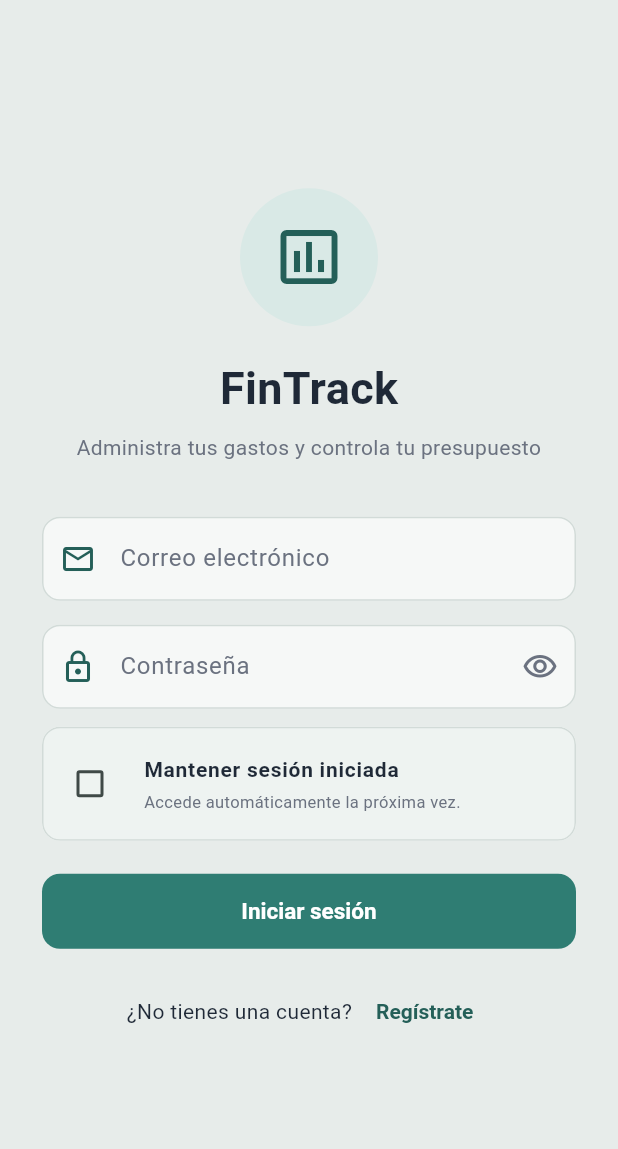
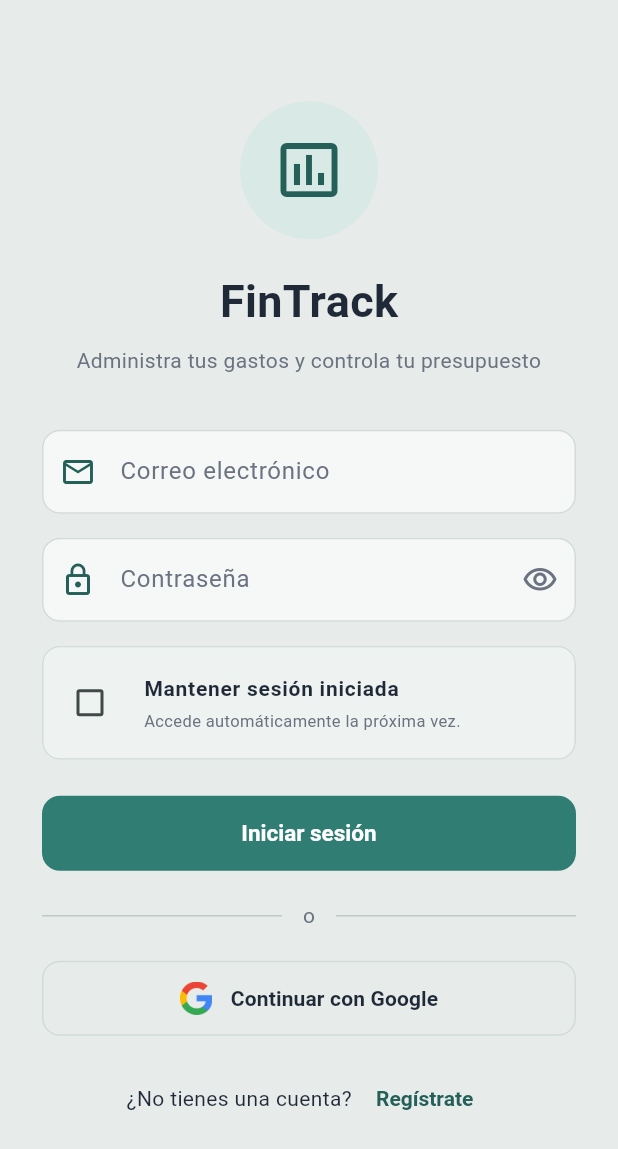
Before and after one commit to Brian7190/fintrack, a Flutter app: the screen it shows after launch, on a phone screen of 412 x 824 dp. Shown: the top 1149 px of the screen. Run offline on Flutter 3.47's test engine with Material 3 defaults, Android fonts, the phone set to English and light mode, and no system bars; our stand-ins replace cloud_firestore, firebase_auth, firebase_core, fl_chart, flutter_riverpod, go_router and 2 more; missing offline and left inert: extension_google_sign_in_as_googleapis_auth, google_sign_in_web, googleapis; accounts and stored records are empty.

Commit message:
feat: agregar inicio de sesion con Google e icono de FinTrack

```diff
--- a/lib/features/auth/domain/auth_repository.dart
+++ b/lib/features/auth/domain/auth_repository.dart
@@ -11,6 +11,9 @@ abstract class AuthRepository {
 
   Future<AppUser> signIn({required String email, required String password});
 
+  // Inicio de sesión con Google.
+  Future<AppUser> signInWithGoogle();
+
   Future<void> signOut();
 
   Future<AppUser?> getCurrentUser();
--- a/lib/features/auth/presentation/login_page.dart
+++ b/lib/features/auth/presentation/login_page.dart
@@ -19,14 +19,18 @@ class _LoginPageState extends ConsumerState<LoginPage> {
   final GlobalKey<FormState> _formKey = GlobalKey<FormState>();
 
   final TextEditingController _emailController = TextEditingController();
-
   final TextEditingController _passwordController = TextEditingController();
 
   bool _obscurePassword = true;
   bool _isLoading = false;
+  bool _rememberSession = false;
 
-  // Checkbox.
-  bool _rememberSession = false;
+  @override
+  void initState() {
+    super.initState();
+
+    _loadRememberPreference();
+  }
 
   @override
   void dispose() {
@@ -35,6 +39,26 @@ class _LoginPageState extends ConsumerState<LoginPage> {
 
     super.dispose();
   }
+
+  // ====================================================
+  // CARGAR PREFERENCIA DE SESIÓN
+  // ====================================================
+
+  Future<void> _loadRememberPreference() async {
+    final rememberSession = await SessionPreferences.getRememberSession();
+
+    if (!mounted) {
+      return;
+    }
+
+    setState(() {
+      _rememberSession = rememberSession;
+    });
+  }
+
+  // ====================================================
+  // VALIDAR CORREO
+  // ====================================================
 
   String? _validateEmail(String? value) {
     final email = value?.trim() ?? '';
@@ -52,6 +76,10 @@ class _LoginPageState extends ConsumerState<LoginPage> {
     return null;
   }
 
+  // ====================================================
+  // VALIDAR CONTRASEÑA
+  // ====================================================
+
   String? _validatePassword(String? value) {
     if (value == null || value.isEmpty) {
       return 'Ingresa tu contraseña';
@@ -63,6 +91,10 @@ class _LoginPageState extends ConsumerState<LoginPage> {
 
     return null;
   }
+
+  // ====================================================
+  // LOGIN CON CORREO Y CONTRASEÑA
+  // ====================================================
 
   Future<void> _login() async {
     final isValid = _formKey.currentState?.validate() ?? false;
@@ -85,8 +117,6 @@ class _LoginPageState extends ConsumerState<LoginPage> {
         password: _passwordController.text,
       );
 
-      // Guardamos únicamente la decisión del usuario.
-      // NO guardamos correo ni contraseña.
       await SessionPreferences.setRememberSession(_rememberSession);
 
       if (!mounted) {
@@ -117,6 +147,60 @@ class _LoginPageState extends ConsumerState<LoginPage> {
     }
   }
 
+  // ====================================================
+  // LOGIN CON GOOGLE
+  // ====================================================
+
+  Future<void> _loginWithGoogle() async {
+    if (_isLoading) {
+      return;
+    }
+
+    FocusScope.of(context).unfocus();
+
+    setState(() {
+      _isLoading = true;
+    });
+
+    try {
+      final repository = ref.read(authRepositoryProvider);
+
+      await repository.signInWithGoogle();
+
+      await SessionPreferences.setRememberSession(_rememberSession);
+
+      if (!mounted) {
+        return;
+      }
+
+      ScaffoldMessenger.of(context).hideCurrentSnackBar();
+
+      context.go(AppRoutes.home);
+    } on FirebaseAuthException catch (error) {
+      if (!mounted) {
+        return;
+      }
+
+      _showError(_firebaseMessage(error));
+    } catch (_) {
+      if (!mounted) {
+        return;
+      }
+
+      _showError('No fue posible iniciar sesión con Google.');
+    } finally {
+      if (mounted) {
+        setState(() {
+          _isLoading = false;
+        });
+      }
+    }
+  }
+
+  // ====================================================
+  // MENSAJES DE FIREBASE
+  // ====================================================
+
   String _firebaseMessage(FirebaseAuthException error) {
     switch (error.code) {
       case 'invalid-credential':
@@ -138,10 +222,32 @@ class _LoginPageState extends ConsumerState<LoginPage> {
       case 'network-request-failed':
         return 'No se pudo conectar con Firebase. Revisa tu conexión a Internet.';
 
+      case 'account-exists-with-different-credential':
+        return 'Ya existe una cuenta con este correo utilizando otro método de inicio de sesión.';
+
+      case 'credential-already-in-use':
+        return 'Esta cuenta de Google ya está vinculada a otro usuario.';
+
+      case 'popup-closed-by-user':
+        return 'Se cerró la ventana de Google antes de completar el inicio de sesión.';
+
+      case 'popup-blocked':
+        return 'El navegador bloqueó la ventana de inicio de sesión de Google.';
+
+      case 'operation-not-allowed':
+        return 'El inicio de sesión con Google no está habilitado en Firebase.';
+
+      case 'google-id-token-missing':
+        return 'Google no pudo completar la autenticación. Inténtalo nuevamente.';
+
       default:
         return 'No fue posible iniciar sesión. (${error.code})';
     }
   }
+
+  // ====================================================
+  // MOSTRAR ERROR
+  // ====================================================
 
   void _showError(String message) {
     ScaffoldMessenger.of(context).hideCurrentSnackBar();
@@ -150,6 +256,10 @@ class _LoginPageState extends ConsumerState<LoginPage> {
       context,
     ).showSnackBar(SnackBar(content: Text(message)));
   }
+
+  // ====================================================
+  // BUILD
+  // ====================================================
 
   @override
   Widget build(BuildContext context) {
@@ -164,9 +274,9 @@ class _LoginPageState extends ConsumerState<LoginPage> {
                 key: _formKey,
                 child: Column(
                   children: [
-                    // ========================================
-                    // LOGO
-                    // ========================================
+                    // =====================================
+                    // LOGO FINTRACK
+                    // =====================================
                     Container(
                       width: 92,
                       height: 92,
@@ -183,6 +293,9 @@ class _LoginPageState extends ConsumerState<LoginPage> {
 
                     const SizedBox(height: 20),
 
+                    // =====================================
+                    // NOMBRE
+                    // =====================================
                     const Text(
                       'FinTrack',
                       style: TextStyle(
@@ -202,15 +315,16 @@ class _LoginPageState extends ConsumerState<LoginPage> {
 
                     const SizedBox(height: 36),
 
-                    // ========================================
+                    // =====================================
                     // CORREO
-                    // ========================================
+                    // =====================================
                     TextFormField(
                       controller: _emailController,
                       enabled: !_isLoading,
                       keyboardType: TextInputType.emailAddress,
                       textInputAction: TextInputAction.next,
                       autocorrect: false,
+                      autofillHints: const [AutofillHints.email],
                       validator: _validateEmail,
                       decoration: const InputDecoration(
                         labelText: 'Correo electrónico',
@@ -220,9 +334,9 @@ class _LoginPageState extends ConsumerState<LoginPage> {
 
                     const SizedBox(height: 16),
 
-                    // ========================================
+                    // =====================================
                     // CONTRASEÑA
-                    // ========================================
+                    // =====================================
                     TextFormField(
                       controller: _passwordController,
                       enabled: !_isLoading,
@@ -230,6 +344,7 @@ class _LoginPageState extends ConsumerState<LoginPage> {
                       textInputAction: TextInputAction.done,
                       enableSuggestions: false,
                       autocorrect: false,
+                      autofillHints: const [AutofillHints.password],
                       validator: _validatePassword,
                       onFieldSubmitted: (_) {
                         _login();
@@ -257,11 +372,11 @@ class _LoginPageState extends ConsumerState<LoginPage> {
                       ),
                     ),
 
-                    const SizedBox(height: 12),
+                    const SizedBox(height: 16),
 
-                    // ========================================
+                    // =====================================
                     // MANTENER SESIÓN
-                    // ========================================
+                    // =====================================
                     Material(
                       color: AppColors.surfaceAlt,
                       shape: RoundedRectangleBorder(
@@ -300,11 +415,11 @@ class _LoginPageState extends ConsumerState<LoginPage> {
                       ),
                     ),
 
-                    const SizedBox(height: 22),
+                    const SizedBox(height: 24),
 
-                    // ========================================
-                    // INICIAR SESIÓN
-                    // ========================================
+                    // =====================================
+                    // BOTÓN LOGIN NORMAL
+                    // =====================================
                     SizedBox(
                       width: double.infinity,
                       child: FilledButton(
@@ -322,17 +437,84 @@ class _LoginPageState extends ConsumerState<LoginPage> {
                       ),
                     ),
 
+                    const SizedBox(height: 20),
+
+                    // =====================================
+                    // SEPARADOR
+                    // =====================================
+                    const Row(
+                      children: [
+                        Expanded(child: Divider()),
+
+                        Padding(
+                          padding: EdgeInsets.symmetric(horizontal: 14),
+                          child: Text(
+                            'o',
+                            style: TextStyle(color: AppColors.textSecondary),
+                          ),
+                        ),
+
+                        Expanded(child: Divider()),
+                      ],
+                    ),
+
+                    const SizedBox(height: 20),
+
+                    // =====================================
+                    // LOGIN CON GOOGLE
+                    // =====================================
+                    SizedBox(
+                      width: double.infinity,
+                      child: OutlinedButton(
+                        onPressed: _isLoading ? null : _loginWithGoogle,
+                        style: OutlinedButton.styleFrom(
+                          padding: const EdgeInsets.symmetric(vertical: 14),
+                          side: const BorderSide(color: AppColors.border),
+                          shape: RoundedRectangleBorder(
+                            borderRadius: BorderRadius.circular(12),
+                          ),
+                        ),
+                        child: Row(
+                          mainAxisAlignment: MainAxisAlignment.center,
+                          children: [
+                            // =============================
+                            // LOGO REAL DE GOOGLE
+                            // =============================
+                            Image.asset(
+                              'assets/images/google_logo.png',
+                              width: 22,
+                              height: 22,
+                              fit: BoxFit.contain,
+                            ),
+
+                            const SizedBox(width: 12),
+
+                            const Text(
+                              'Continuar con Google',
+                              style: TextStyle(
+                                fontWeight: FontWeight.w600,
+                                color: AppColors.textPrimary,
+                              ),
+                            ),
+                          ],
+                        ),
+                      ),
+                    ),
+
                     const SizedBox(height: 18),
 
-                    // ========================================
+                    // =====================================
                     // REGISTRO
-                    // ========================================
+                    // =====================================
                     Wrap(
                       alignment: WrapAlignment.center,
                       crossAxisAlignment: WrapCrossAlignment.center,
                       spacing: 4,
                       children: [
-                        const Text('¿No tienes una cuenta?'),
+                        const Text(
+                          '¿No tienes una cuenta?',
+                          textAlign: TextAlign.center,
+                        ),
                         TextButton(
                           onPressed: _isLoading
                               ? null
```
Also changed, not shown: lib/features/auth/data/repositories/firebase_auth_repository.dart (+180 -10 lines), pubspec.yaml (+29 -61 lines), assets/icon/fintrack_icon.png (added), assets/images/google_logo.png (added), lib/firebase_options.dart, pubspec.lock, 42 other files.
